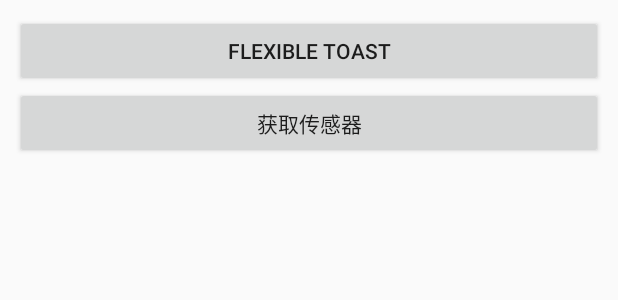
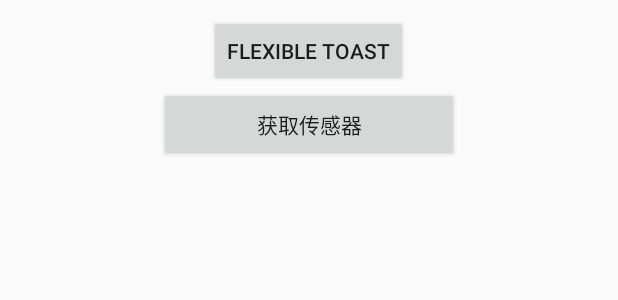
Before and after one commit to cl-hedgehog/MTime, an Android app: the layout activity_sensor_list.xml on its own in the app's theme, with its tools: preview values and no code run, on a phone screen of 412 x 824 dp. Shown: the top 300 px of the screen. Run offline under Robolectric (Android 15) with nearby library versions, the phone set to English and light mode, and no system bars.

```diff
--- a/app/src/main/res/layout/activity_sensor_list.xml
+++ b/app/src/main/res/layout/activity_sensor_list.xml
@@ -1,27 +1,31 @@
 <?xml version="1.0" encoding="utf-8"?>
 <LinearLayout xmlns:android="http://schemas.android.com/apk/res/android"
+              android:id="@+id/ll_root"
               android:layout_width="fill_parent"
               android:layout_height="fill_parent"
               android:layout_margin="10dp"
+              android:gravity="center_horizontal"
               android:orientation="vertical">
 
     <Button
         android:id="@+id/btn_get_toast"
-        android:layout_width="fill_parent"
+        android:layout_width="wrap_content"
         android:layout_height="wrap_content"
         android:text="Flexible Toast"/>
+
     <Button
         android:id="@+id/btn_get_sensor"
-        android:layout_width="fill_parent"
-        android:layout_height="wrap_content"
+        android:layout_width="200dp"
+        android:layout_height="50dp"
         android:text="获取传感器"/>
+
     <ScrollView
         xmlns:android="http://schemas.android.com/apk/res/android"
         android:layout_width="fill_parent"
         android:layout_height="wrap_content"
+        android:orientation="vertical"
         android:paddingLeft="10dp"
-        android:paddingRight="10dp"
-        android:orientation="vertical">
+        android:paddingRight="10dp">
 
         <TextView
             android:id="@+id/tv_sensor"
```
Also changed, not shown: appsdk/src/main/java/com/matrix/appsdk/utils/Tools.java (+27 -0 lines).
